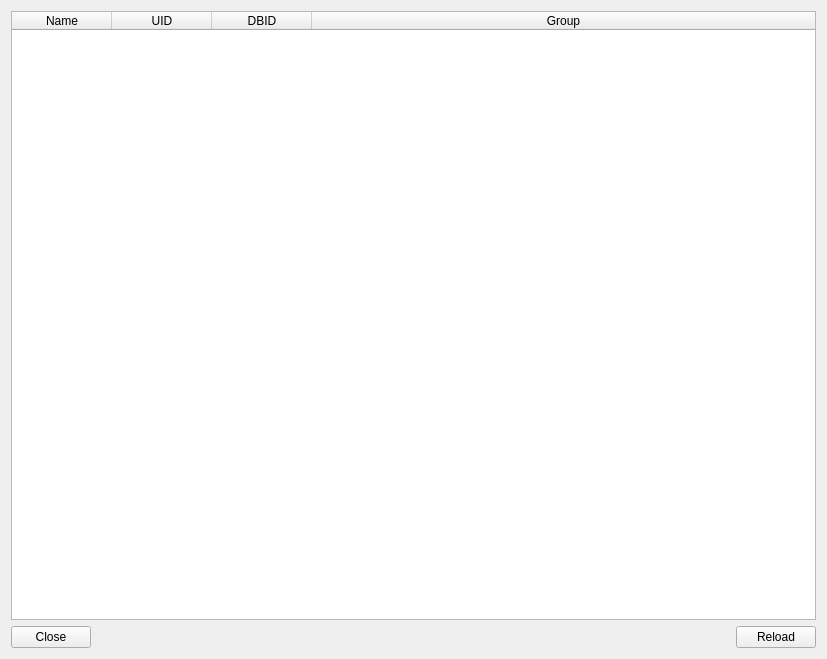
Old version of the form scripts/channelGroupManager/members.ui in the repository Bluscream/pyTSon_plugins.
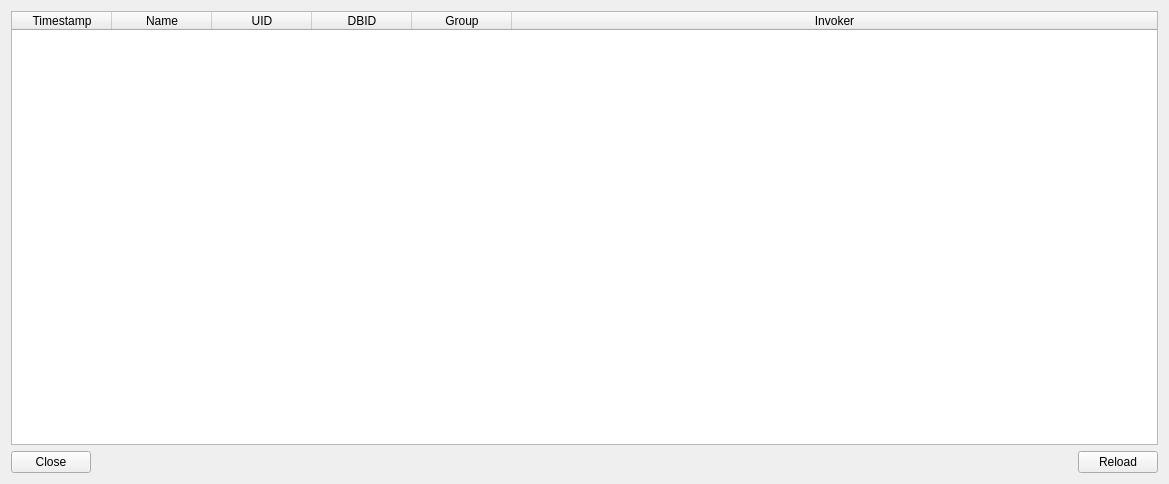
New version of the form.

```diff
--- a/scripts/channelGroupManager/members.ui
+++ b/scripts/channelGroupManager/members.ui
@@ -6,8 +6,8 @@
    <rect>
     <x>0</x>
     <y>0</y>
-    <width>827</width>
-    <height>659</height>
+    <width>1169</width>
+    <height>484</height>
    </rect>
   </property>
   <property name="windowTitle">
@@ -22,6 +22,11 @@
      <attribute name="horizontalHeaderStretchLastSection">
       <bool>true</bool>
      </attribute>
+     <column>
+      <property name="text">
+       <string>Timestamp</string>
+      </property>
+     </column>
      <column>
       <property name="text">
        <string>Name</string>
@@ -42,6 +47,11 @@
        <string>Group</string>
       </property>
      </column>
+     <column>
+      <property name="text">
+       <string>Invoker</string>
+      </property>
+     </column>
     </widget>
    </item>
    <item>
```
